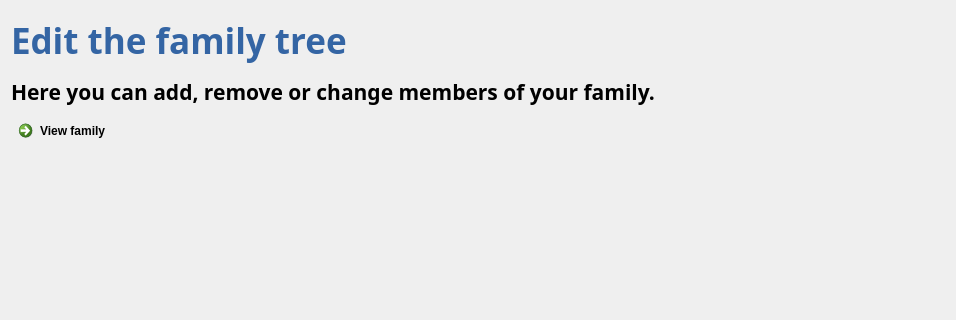
First picture: the form in FamilyTree/src/gui/editpage.ui, repository moumitahmad/Stammbaum, before the edit; both pictures show x 0 to 956 and y 0 to 320 of the 1434 by 706 pixel window.
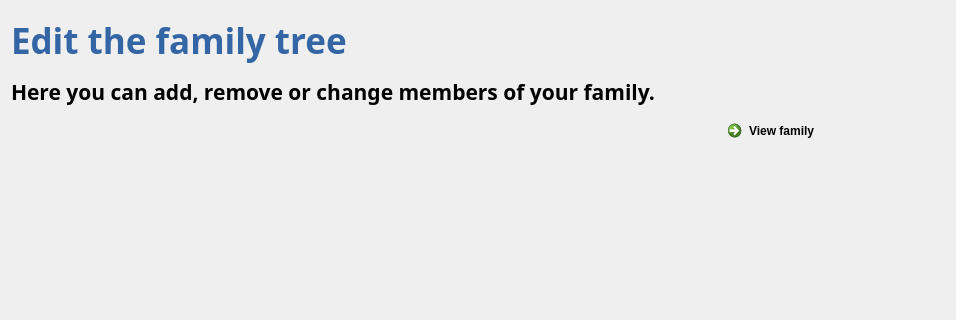
Second picture: the form after the edit.

Diff of the .ui file:
```diff
--- a/FamilyTree/src/gui/editpage.ui
+++ b/FamilyTree/src/gui/editpage.ui
@@ -85,7 +85,13 @@
      <item>
       <layout class="QHBoxLayout" name="horizontalLayout">
        <item>
-        <layout class="QGridLayout" name="editPanel"/>
+        <widget class="QWidget" name="editPanel" native="true">
+         <layout class="QGridLayout" name="gridLayout_3">
+          <item row="0" column="0">
+           <layout class="QGridLayout" name="gridLayout_2"/>
+          </item>
+         </layout>
+        </widget>
        </item>
        <item>
         <layout class="QGridLayout" name="displayFamilyPanel">
```
